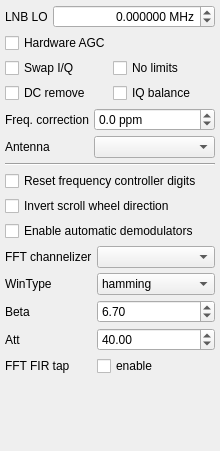
Old version of the form src/qtgui/dockinputctl.ui in the repository vladisslav2011/gqrx.
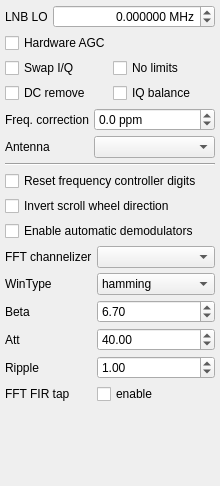
New version of the form. Icons and pictures are not drawn.

Diff of the .ui file:
```diff
--- a/src/qtgui/dockinputctl.ui
+++ b/src/qtgui/dockinputctl.ui
@@ -7,13 +7,13 @@
     <x>0</x>
     <y>0</y>
     <width>219</width>
-    <height>451</height>
+    <height>486</height>
    </rect>
   </property>
   <property name="minimumSize">
    <size>
     <width>219</width>
-    <height>451</height>
+    <height>480</height>
    </size>
   </property>
   <property name="windowIcon">
@@ -370,23 +370,6 @@
         </property>
        </widget>
       </item>
-      <item row="4" column="0">
-       <widget class="QLabel" name="chanSelectorLabel_4">
-        <property name="toolTip">
-         <string>Select active antenna connector</string>
-        </property>
-        <property name="text">
-         <string>FFT FIR tap</string>
-        </property>
-       </widget>
-      </item>
-      <item row="4" column="1">
-       <widget class="QCheckBox" name="firTapCheckBox">
-        <property name="text">
-         <string>enable</string>
-        </property>
-       </widget>
-      </item>
       <item row="3" column="0">
        <widget class="QLabel" name="chanSelectorLabel_5">
         <property name="toolTip">
@@ -413,6 +396,49 @@
         </property>
        </widget>
       </item>
+      <item row="4" column="0">
+       <widget class="QLabel" name="chanSelectorLabel_6">
+        <property name="toolTip">
+         <string>Select active antenna connector</string>
+        </property>
+        <property name="text">
+         <string>Ripple</string>
+        </property>
+       </widget>
+      </item>
+      <item row="4" column="1">
+       <widget class="QDoubleSpinBox" name="rippleSpinBox">
+        <property name="minimum">
+         <double>0.000000000000000</double>
+        </property>
+        <property name="maximum">
+         <double>5.000000000000000</double>
+        </property>
+        <property name="singleStep">
+         <double>0.050000000000000</double>
+        </property>
+        <property name="value">
+         <double>1.000000000000000</double>
+        </property>
+       </widget>
+      </item>
+      <item row="5" column="0">
+       <widget class="QLabel" name="chanSelectorLabel_4">
+        <property name="toolTip">
+         <string>Select active antenna connector</string>
+        </property>
+        <property name="text">
+         <string>FFT FIR tap</string>
+        </property>
+       </widget>
+      </item>
+      <item row="5" column="1">
+       <widget class="QCheckBox" name="firTapCheckBox">
+        <property name="text">
+         <string>enable</string>
+        </property>
+       </widget>
+      </item>
      </layout>
     </item>
     <item>
```
